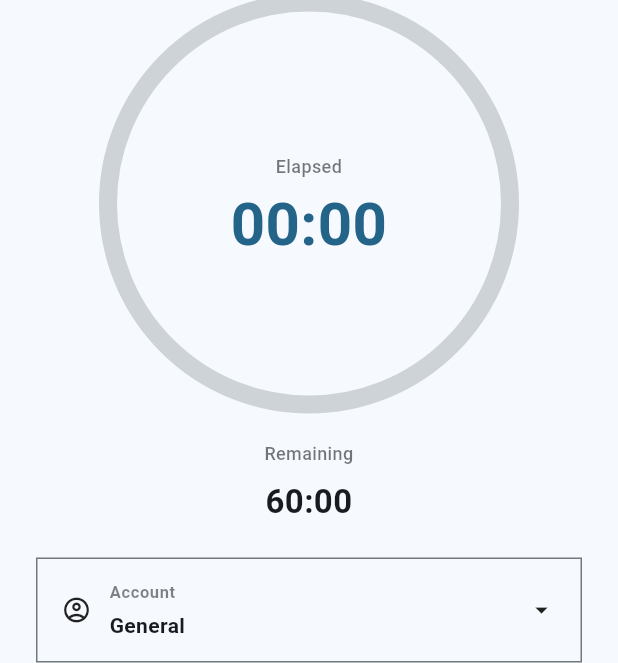
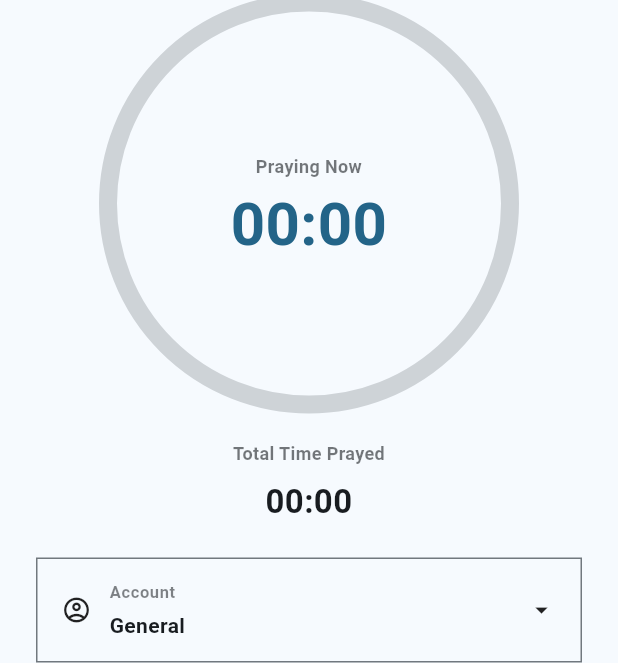
Before and after one commit to thisscribe000/PRAYER, a Flutter app: the screen it shows after launch, after a tap on the "play arrow" icon, on a phone screen of 412 x 824 dp. Shown: the part 176-839 px from the top of the screen. Run offline on Flutter 3.47's test engine with Material 3 defaults, Android fonts, the phone set to English and light mode, and no system bars; our stand-ins replace flutter_riverpod, go_router, hive, hive_flutter; accounts and stored records are empty.

Commit message:
UI: rename praying label and show total time prayed for selected account

```diff
--- a/lib/features/session/presentation/pray_now_screen.dart
+++ b/lib/features/session/presentation/pray_now_screen.dart
@@ -16,6 +16,10 @@ class PrayNowScreen extends ConsumerWidget {
 
     final selectedAccountName = controller.currentProject.name;
 
+    // ✅ Total prayed time for selected project (sum of saved sessions)
+    final totalTimePrayed = controller.currentProject.total;
+
+    // (keep current 60-min ring logic for now — we’ll change this in step #2)
     const totalSession = Duration(minutes: 60);
     final elapsed = session.elapsed;
 
@@ -25,9 +29,6 @@ class PrayNowScreen extends ConsumerWidget {
     final progress = totalSeconds == 0
         ? 0.0
         : (elapsedSeconds / totalSeconds).clamp(0.0, 1.0);
-
-    final remaining = totalSession - elapsed;
-    final safeRemaining = remaining.isNegative ? Duration.zero : remaining;
 
     return Scaffold(
       backgroundColor: theme.colorScheme.surface,
@@ -55,7 +56,7 @@ class PrayNowScreen extends ConsumerWidget {
         child: Column(
           crossAxisAlignment: CrossAxisAlignment.stretch,
           children: [
-            // ✅ Header = selected account name
+            // Header = selected account name
             Text(
               selectedAccountName,
               textAlign: TextAlign.left,
@@ -85,12 +86,13 @@ class PrayNowScreen extends ConsumerWidget {
                     Column(
                       mainAxisSize: MainAxisSize.min,
                       children: [
+                        // ✅ 1) "Elapsed" -> "Praying Now"
                         Text(
-                          "Elapsed",
+                          "Praying Now",
                           style: TextStyle(
                             fontSize: 12,
                             color: theme.colorScheme.onSurface.withAlpha(153),
-                            fontWeight: FontWeight.w500,
+                            fontWeight: FontWeight.w600,
                           ),
                           textAlign: TextAlign.center,
                         ),
@@ -114,19 +116,19 @@ class PrayNowScreen extends ConsumerWidget {
 
             const SizedBox(height: 18),
 
-            // Remaining outside ring
+            // ✅ 1) "Remaining" section becomes "Total Time Prayed"
             Text(
-              "Remaining",
+              "Total Time Prayed",
               textAlign: TextAlign.center,
               style: TextStyle(
                 fontSize: 12,
                 color: theme.colorScheme.onSurface.withAlpha(153),
-                fontWeight: FontWeight.w500,
+                fontWeight: FontWeight.w600,
               ),
             ),
             const SizedBox(height: 8),
             Text(
-              _formatDurationMmSs(safeRemaining),
+              _formatDuration(totalTimePrayed),
               textAlign: TextAlign.center,
               style: TextStyle(
                 fontSize: 22,
@@ -137,7 +139,7 @@ class PrayNowScreen extends ConsumerWidget {
 
             const SizedBox(height: 22),
 
-            // ✅ Dropdown: square edges + two-line + actually selectable
+            // Dropdown: square edges + two-line + selectable
             InkWell(
               onTap: () => _openAccountPicker(context, theme, session, controller),
               child: Container(
@@ -294,10 +296,4 @@ class PrayNowScreen extends ConsumerWidget {
       return "$minutes:$seconds";
     }
   }
-
-  String _formatDurationMmSs(Duration d) {
-    final minutes = d.inMinutes.toString().padLeft(2, '0');
-    final seconds = d.inSeconds.remainder(60).toString().padLeft(2, '0');
-    return "$minutes:$seconds";
-  }
 }
```
